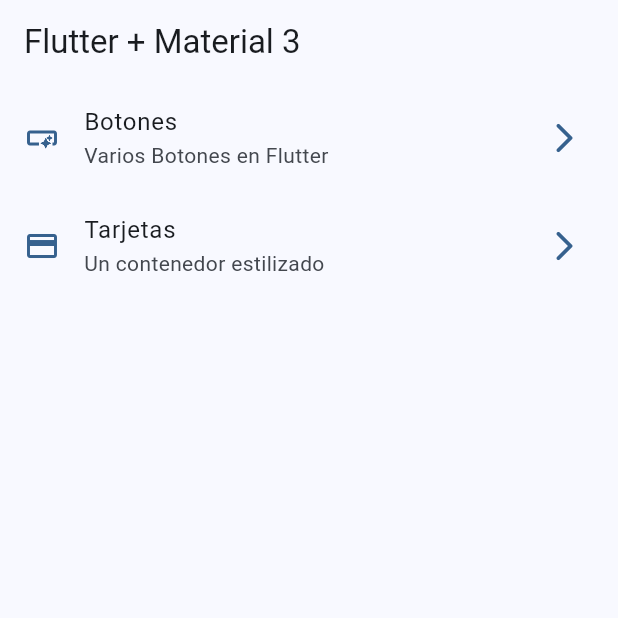
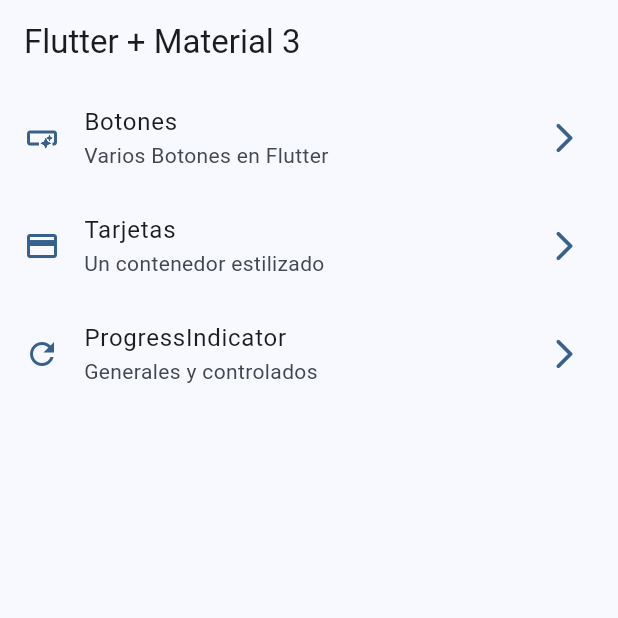
Before and after one commit to alanbarrera03/widgets_app, a Flutter app: the screen it shows after launch, on a phone screen of 412 x 824 dp, the top half of it. Run offline on Flutter 3.47's test engine with Material 2 defaults, Android fonts, the phone set to English and light mode, and no system bars; our stand-ins replace go_router.

Commit message:
progress indicator finished

```diff
--- a/lib/config/menu/menu_items.dart
+++ b/lib/config/menu/menu_items.dart
@@ -32,4 +32,11 @@ class MenuItem{
       icon: Icons.credit_card
     ),
 
+    MenuItem(
+      title: 'ProgressIndicator',
+      subtitle: 'Generales y controlados',
+      link: '/progress',
+      icon: Icons.refresh_outlined
+    ),
+
   ];
--- a/lib/config/router/app_router.dart
+++ b/lib/config/router/app_router.dart
@@ -21,6 +21,11 @@ final appRouter = GoRouter(
       name: CardsScreen.name,
       builder: ( context, state ) => const CardsScreen()
     ),
+    GoRoute(
+      path: '/progress',
+      name: ProgressScreen.name,
+      builder: ( context, state ) => const ProgressScreen()
+    ),
 
   ],
 
```
Also changed, not shown: lib/presentation/screens/progress/progress_screen.dart (+64 -1 lines).
